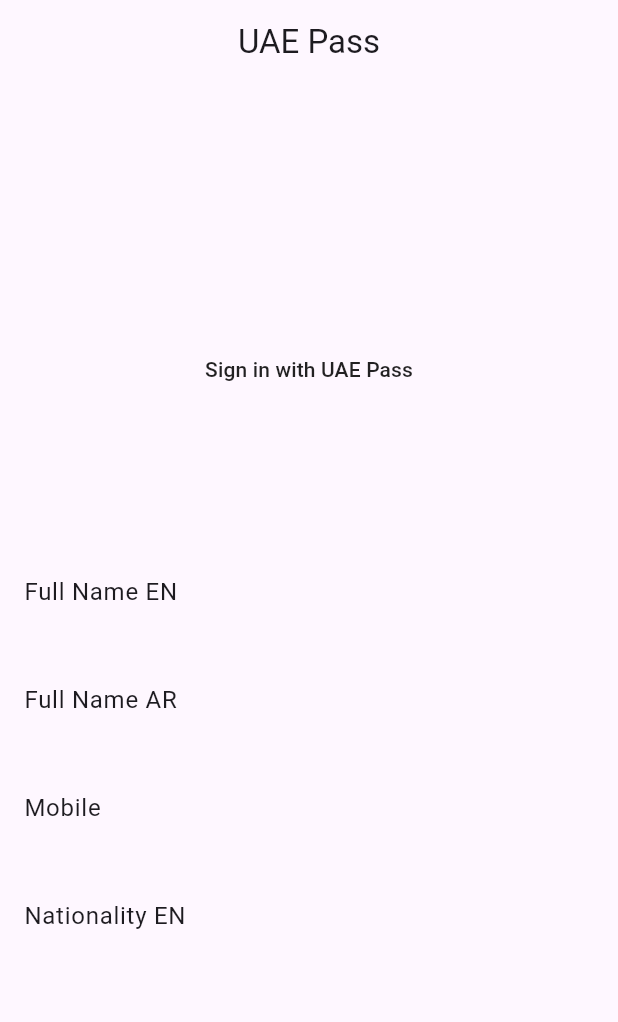
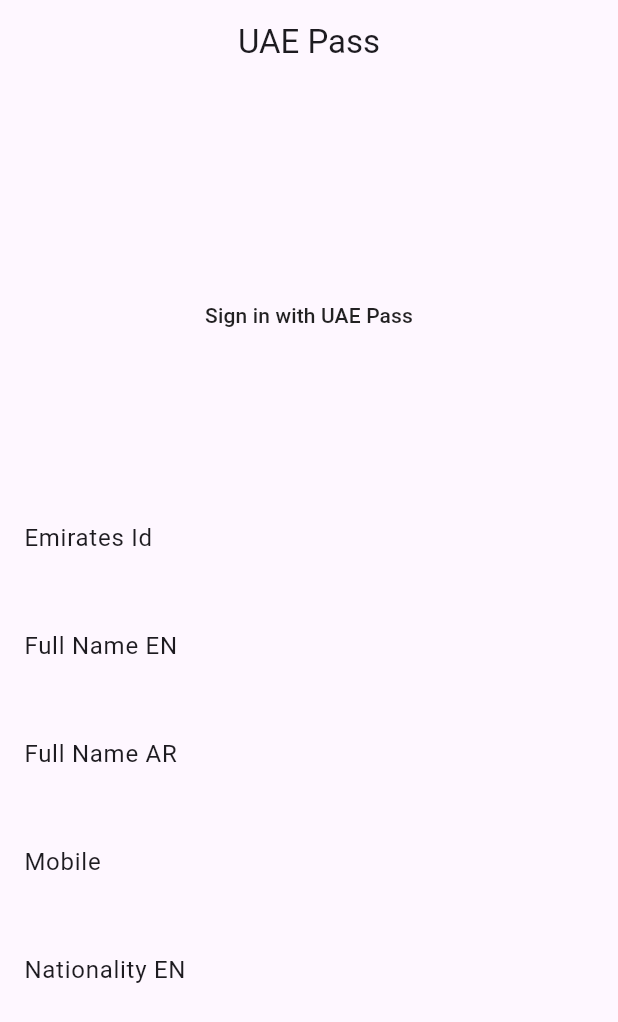
Before and after one commit to MohamedAbd0/uae_pass, a Flutter app: the screen it shows after launch, after a tap on "Sign in with UAE Pass", on a phone screen of 412 x 824 dp. Shown: the top 1022 px of the screen. Run offline on Flutter 3.47's test engine with Material 3 defaults, Android fonts, the phone set to English and light mode, and no system bars; our stand-ins replace plugin_platform_interface; accounts and stored records are empty.

Commit message:
added Emirates Id

```diff
--- a/example/lib/main.dart
+++ b/example/lib/main.dart
@@ -1,3 +1,5 @@
+import 'dart:convert';
+
 import 'package:flutter/foundation.dart';
 import 'package:flutter/material.dart';
 import 'package:flutter_uae_pass/uae_pass.dart';
@@ -64,6 +66,10 @@ class _MyAppState extends State<MyApp> {
                 Column(
                   children: [
                     ListTile(
+                      title: const Text('Emirates Id'),
+                      subtitle: Text(profileData?.idn ?? ""),
+                    ),
+                    ListTile(
                       title: const Text('Full Name EN'),
                       subtitle: Text(profileData?.fullnameEN ?? ""),
                     ),
--- a/lib/model/profile_data.dart
+++ b/lib/model/profile_data.dart
@@ -14,6 +14,7 @@ class ProfileData {
   String? sub;
   String? userType;
   String? uuid;
+  String? idn;
 
   ProfileData({
     this.email,
@@ -30,6 +31,7 @@ class ProfileData {
     this.sub,
     this.userType,
     this.uuid,
+    this.idn,
   });
 
   ProfileData.fromJson(Map<String, dynamic> json) {
@@ -47,6 +49,7 @@ class ProfileData {
     sub = json['sub'];
     userType = json['userType'];
     uuid = json['uuid'];
+    idn = json['idn'];
   }
 
   Map<String, dynamic> toJson() {
@@ -65,6 +68,7 @@ class ProfileData {
     data['sub'] = sub;
     data['userType'] = userType;
     data['uuid'] = uuid;
+    data['idn'] = idn;
     return data;
   }
 }
```
